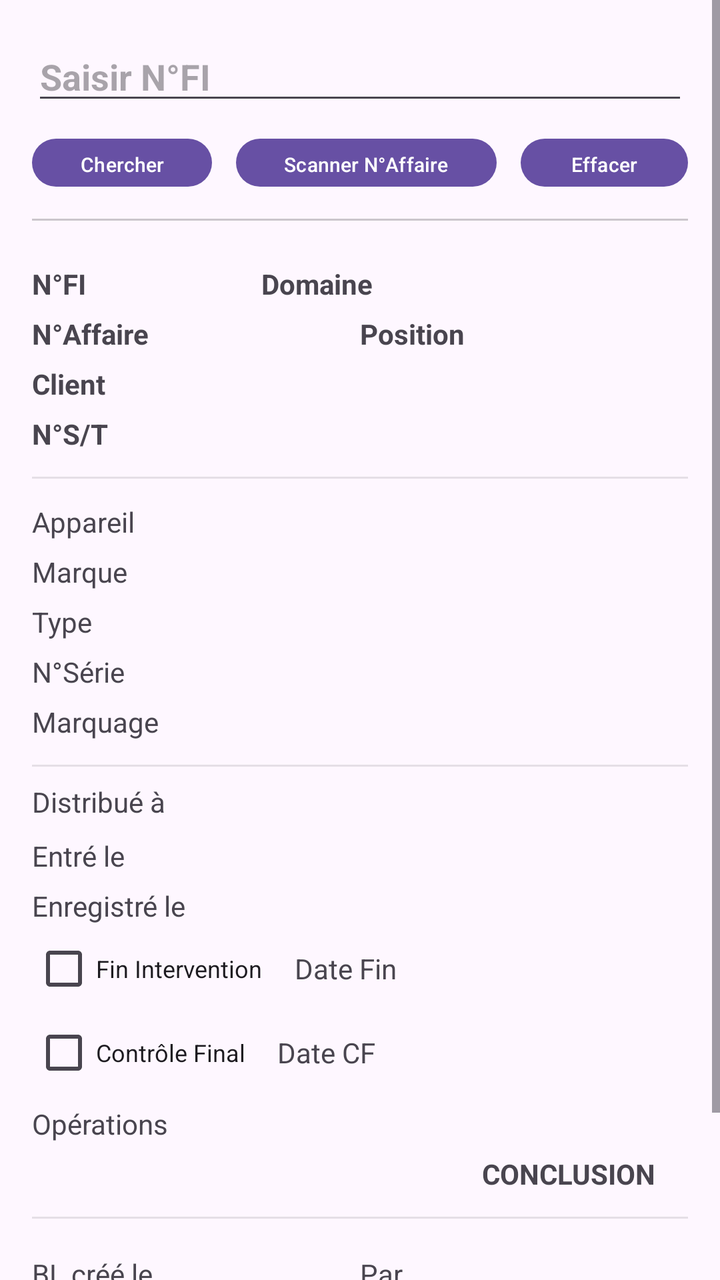
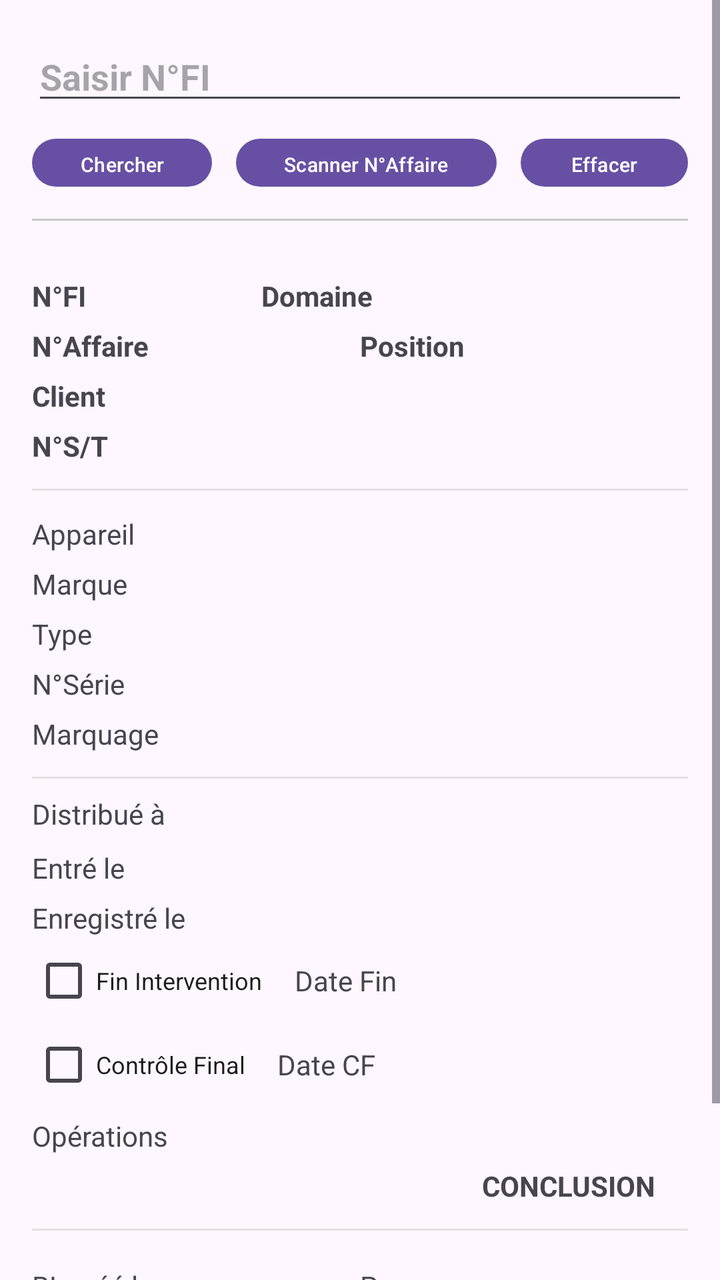

The first picture is an Android layout as it rendered before a commit; the second is the same layout after the commit. The layout source and the unified diff follow.
<!-- AndroidManifest.xml: application theme Theme.QrLookup -->
<!-- res/layout/activity_main.xml -->
<?xml version="1.0" encoding="utf-8"?>
<ScrollView xmlns:android="http://schemas.android.com/apk/res/android"
    xmlns:app="http://schemas.android.com/apk/res-auto"
    android:layout_width="match_parent"
    android:layout_height="match_parent">

    <LinearLayout
        android:layout_width="match_parent"
        android:layout_height="wrap_content"
        android:orientation="vertical"
        android:padding="16dp">

        
        <EditText
            android:id="@+id/etSearch"
            android:layout_width="match_parent"
            android:layout_height="wrap_content"
            android:layout_marginBottom="0dp"
            android:hint="Saisir N°FI"
            android:inputType="text|textCapCharacters"
            android:maxLength="8"
            android:textStyle="bold" />

        <LinearLayout
            android:layout_width="match_parent"
            android:layout_height="wrap_content"
            android:layout_marginTop="12dp"
            android:gravity="center"
            android:orientation="horizontal">

            <Button
                android:id="@+id/btnSearch"
                android:layout_width="wrap_content"
                android:layout_height="24dp"
                android:insetTop="0dp"
                android:insetBottom="0dp"
                android:text="Chercher"
                android:textSize="10sp" />

            <Space
                android:layout_width="12dp"
                android:layout_height="0dp" />

            <Button
                android:id="@+id/btnScanFi"
                android:layout_width="wrap_content"
                android:layout_height="24dp"
                android:insetTop="0dp"
                android:insetBottom="0dp"
                android:text="Scanner N°Affaire"
                android:textSize="10dp"
                app:iconPadding="0dp" />

            <Space
                android:layout_width="12dp"
                android:layout_height="0dp" />

            <Button
                android:id="@+id/btnInit"
                android:layout_width="wrap_content"
                android:layout_height="24dp"
                android:insetTop="0dp"
                android:insetBottom="0dp"
                android:text="Effacer"
                android:textSize="10dp" />

        </LinearLayout>

        <View
            android:layout_width="match_parent"
            android:layout_height="1dp"
            android:layout_marginTop="16dp"
            android:background="#33000000" />

        

        <LinearLayout
            android:layout_width="match_parent"
            android:layout_height="wrap_content"
            android:layout_marginTop="6dp"
            android:orientation="horizontal">

            <TextView
                android:id="@+id/tvNumFI"
                android:layout_width="0dp"
                android:layout_height="wrap_content"
                android:layout_weight="0.7"
                android:layout_marginTop="16dp"
                android:text="N°FI"
                android:textStyle="bold" />

            <TextView
                android:id="@+id/tvDomaine"
                android:layout_width="0dp"
                android:layout_height="wrap_content"
                android:layout_weight="1.3"
                android:layout_marginTop="16dp"
                android:text="Domaine"
                android:textStyle="bold" />
        </LinearLayout>

        <LinearLayout
            android:layout_width="match_parent"
            android:layout_height="wrap_content"
            android:layout_marginTop="6dp"
            android:orientation="horizontal">

            <TextView
                android:id="@+id/tvNumAff"
                android:layout_width="0dp"
                android:layout_height="wrap_content"
                android:layout_weight="1"
                android:text="N°Affaire"
                android:textStyle="bold" />

            <TextView
                android:id="@+id/tvPosit"
                android:layout_width="0dp"
                android:layout_height="wrap_content"
                android:layout_weight="1"
                android:text="Position"
                android:textStyle="bold" />
        </LinearLayout>

        <TextView
            android:id="@+id/tvClient"
            android:layout_width="match_parent"
            android:layout_height="wrap_content"
            android:layout_marginTop="6dp"
            android:clickable="true"
            android:focusable="true"
            android:text="Client"
            android:textStyle="bold" />

        <TextView
            android:id="@+id/tvST"
            android:layout_width="match_parent"
            android:layout_height="wrap_content"
            android:layout_marginTop="6dp"
            android:clickable="true"
            android:focusable="true"
            android:text="N°S/T"
            android:textStyle="bold" />

        <View
            android:layout_width="match_parent"
            android:layout_height="1dp"
            android:layout_marginTop="12dp"
            android:background="#19000000" />

        
        <TextView
            android:id="@+id/tvAppareil"
            android:layout_width="match_parent"
            android:layout_height="wrap_content"
            android:layout_marginTop="12dp"
            android:text="Appareil" />

        <TextView
            android:id="@+id/tvMarque"
            android:layout_width="match_parent"
            android:layout_height="wrap_content"
            android:layout_marginTop="6dp"
            android:text="Marque" />

        <TextView
            android:id="@+id/tvType"
            android:layout_width="match_parent"
            android:layout_height="wrap_content"
            android:layout_marginTop="6dp"
            android:text="Type" />

        <TextView
            android:id="@+id/tvSerie"
            android:layout_width="match_parent"
            android:layout_height="wrap_content"
            android:layout_marginTop="6dp"
            android:text="N°Série" />

        <TextView
            android:id="@+id/tvMarquage"
            android:layout_width="match_parent"
            android:layout_height="wrap_content"
            android:layout_marginTop="6dp"
            android:text="Marquage" />

        <View
            android:layout_width="match_parent"
            android:layout_height="1dp"
            android:layout_marginTop="12dp"
            android:background="#19000000" />

        
        <TextView
            android:id="@+id/tvDistrib"
            android:layout_width="match_parent"
            android:layout_height="wrap_content"
            android:layout_marginTop="8dp"
            android:text="Distribué à" />
        <TextView
            android:id="@+id/tvDateEntre"
            android:layout_width="match_parent"
            android:layout_height="wrap_content"
            android:layout_marginTop="8dp"
            android:text="Entré le" />

        <TextView
            android:id="@+id/tvDateEnreg"
            android:layout_width="match_parent"
            android:layout_height="wrap_content"
            android:layout_marginTop="6dp"
            android:text="Enregistré le" />

        <LinearLayout
            android:layout_width="match_parent"
            android:layout_height="wrap_content"
            android:layout_marginTop="6dp"
            android:gravity="center_vertical"
            android:orientation="horizontal">

            <CheckBox
                android:id="@+id/chkFinterv"
                style="@style/CompactCheckBox"
                android:layout_width="wrap_content"
                android:layout_height="wrap_content"
                android:clickable="false"
                android:text="Fin Intervention" />

            <Space
                android:layout_width="16dp"
                android:layout_height="0dp" />

            <TextView
                android:id="@+id/tvDateFin"
                android:layout_width="wrap_content"
                android:layout_height="wrap_content"
                android:text="Date Fin" />
        </LinearLayout>

        <LinearLayout
            android:layout_width="match_parent"
            android:layout_height="wrap_content"
            android:layout_marginTop="10dp"
            android:gravity="center_vertical"
            android:orientation="horizontal">

            <CheckBox
                android:id="@+id/chkCF"
                style="@style/CompactCheckBox"
                android:layout_width="wrap_content"
                android:layout_height="wrap_content"
                android:clickable="false"
                android:text="Contrôle Final" />

            <Space
                android:layout_width="16dp"
                android:layout_height="0dp" />

            <TextView
                android:id="@+id/tvDateCF"
                android:layout_width="wrap_content"
                android:layout_height="wrap_content"
                android:text="Date CF" />
        </LinearLayout>

        <TextView
            android:id="@+id/tvOpReal"
            android:layout_width="239dp"
            android:layout_height="wrap_content"
            android:layout_marginTop="10dp"
            android:text="Opérations" />

        
        <LinearLayout
            android:layout_width="match_parent"
            android:layout_height="wrap_content"
            android:layout_marginTop="6dp"
            android:gravity="center_vertical"
            android:orientation="horizontal">

            
            <LinearLayout
                android:id="@+id/docsContainer"
                android:layout_width="0dp"
                android:layout_height="wrap_content"
                android:layout_marginEnd="8dp"
                android:layout_weight="1"
                android:gravity="left"
                android:orientation="horizontal" />

            <TextView
                android:id="@+id/tvConclusion"
                android:layout_width="wrap_content"
                android:layout_height="wrap_content"
                android:paddingLeft="16dp"
                android:paddingRight="16dp"
                android:text="CONCLUSION"
                android:textStyle="bold" />
        </LinearLayout>

        <View
            android:layout_width="match_parent"
            android:layout_height="1dp"
            android:layout_marginTop="12dp"
            android:background="#19000000" />

        
        <LinearLayout
            android:layout_width="match_parent"
            android:layout_height="wrap_content"
            android:layout_marginTop="12dp"
            android:orientation="horizontal">

            <LinearLayout
                android:id="@+id/BLContainer"
                android:layout_width="0dp"
                android:layout_height="wrap_content"
                android:layout_marginEnd="8dp"
                android:layout_weight="1"
                android:gravity="left"
                android:orientation="horizontal" />
            
            
            
            
            
            
            
            

            
            
            
            
            
            
            
            
        </LinearLayout>

        <LinearLayout
            android:layout_width="match_parent"
            android:layout_height="wrap_content"
            android:layout_marginTop="6dp"
            android:orientation="horizontal">

            <TextView
                android:id="@+id/tvDateCrea"
                android:layout_width="0dp"
                android:layout_height="wrap_content"
                android:layout_weight="1"
                android:ellipsize="end"
                android:maxLines="1"
                android:text="BL créé le" />

            <TextView
                android:id="@+id/tvPar"
                android:layout_width="0dp"
                android:layout_height="wrap_content"
                android:layout_weight="1"
                android:ellipsize="end"
                android:maxLines="1"
                android:text="Par" />
        </LinearLayout>

        <LinearLayout
            android:layout_width="match_parent"
            android:layout_height="wrap_content"
            android:layout_marginTop="6dp"
            android:orientation="horizontal">

            <TextView
                android:id="@+id/tvNumFact"
                android:layout_width="0dp"
                android:layout_height="wrap_content"
                android:layout_weight="1"
                android:ellipsize="end"
                android:maxLines="1"
                android:text="N°Fact." />

            <TextView
                android:id="@+id/tvDateFact"
                android:layout_width="0dp"
                android:layout_height="wrap_content"
                android:layout_weight="1"
                android:ellipsize="end"
                android:maxLines="1"
                android:text="Date Facture" />
        </LinearLayout>

        <View
            android:layout_width="match_parent"
            android:layout_height="1dp"
            android:layout_marginTop="12dp"
            android:background="#19000000" />

        
        <LinearLayout
            android:layout_width="match_parent"
            android:layout_height="wrap_content"
            android:layout_marginTop="12dp"
            android:gravity="center_vertical"
            android:orientation="horizontal">










            <TextView
                android:id="@+id/tvLblEmp"
                android:layout_width="wrap_content"
                android:layout_height="wrap_content"
                android:text="A12"
                android:padding="12dp"
                android:visibility="gone"
                android:background="@drawable/bg_button_like"
                android:textColor="@android:color/white"/>

            <TextView
                android:id="@+id/tvResult"
                android:layout_width="wrap_content"
                android:layout_height="wrap_content"
                android:background="#006400"
                android:paddingLeft="10dp"
                android:paddingRight="10dp"
                android:text=""
                android:textColor="#FFFFFF"
                android:textStyle="bold"
                android:visibility="gone" />
        </LinearLayout>

        <Space
            android:layout_width="match_parent"
            android:layout_height="24dp" />
    </LinearLayout>
</ScrollView>
<!-- resources referenced by this layout -->
<resources>
  <!-- drawable bg_button_like (drawable) -->
  <?xml version="1.0" encoding="utf-8"?>
  <shape xmlns:android="http://schemas.android.com/apk/res/android" android:shape="rectangle">
      <solid android:color="@color/BtnEmp"/>
      <corners android:radius="12dp"/>
      <padding
          android:left="12dp"
          android:top="8dp"
          android:right="12dp"
          android:bottom="8dp" />
  </shape>
  <style name="CompactCheckBox" parent="Widget.AppCompat.CompoundButton.CheckBox">
          <item name="android:minHeight">12dp</item>
          <item name="android:paddingTop">0dp</item>
          <item name="android:paddingBottom">0dp</item>
          <item name="android:textSize">12sp</item>
      </style>
  <style name="Theme.QrLookup" parent="Base.Theme.QrLookup" />
  <color name="BtnEmp">#347C8A</color>
  <style name="Base.Theme.QrLookup" parent="Theme.Material3.DayNight.NoActionBar">
          
          
      </style>
</resources>

<!-- the commit's change to res/layout/activity_main.xml (unified diff, before → after) -->
@@ -72,6 +72,34 @@
             android:layout_marginTop="16dp"
             android:background="#33000000" />
 
+    <LinearLayout
+        android:layout_width="match_parent"
+        android:layout_height="wrap_content"
+        android:layout_marginTop="6dp"
+        android:orientation="horizontal">
+
+        <TextView
+            android:id="@+id/tvLblEmp"
+            android:layout_width="wrap_content"
+            android:layout_height="wrap_content"
+            android:layout_marginTop="10dp"
+            android:text="A12"
+            android:padding="12dp"
+            android:visibility="gone"
+            android:background="@drawable/bg_button_like"
+            android:textColor="@android:color/white"/>
+
+        <TextView
+            android:id="@+id/tvQrCode"
+            android:layout_width="wrap_content"
+            android:layout_height="wrap_content"
+            android:layout_marginTop="10dp"
+            android:text="OR-"
+            android:padding="12dp"
+            android:visibility="gone"/>
+
+    </LinearLayout>
+
         
 
         <LinearLayout
@@ -410,16 +438,6 @@
 
 
 
-
-            <TextView
-                android:id="@+id/tvLblEmp"
-                android:layout_width="wrap_content"
-                android:layout_height="wrap_content"
-                android:text="A12"
-                android:padding="12dp"
-                android:visibility="gone"
-                android:background="@drawable/bg_button_like"
-                android:textColor="@android:color/white"/>
 
             <TextView
                 android:id="@+id/tvResult"
